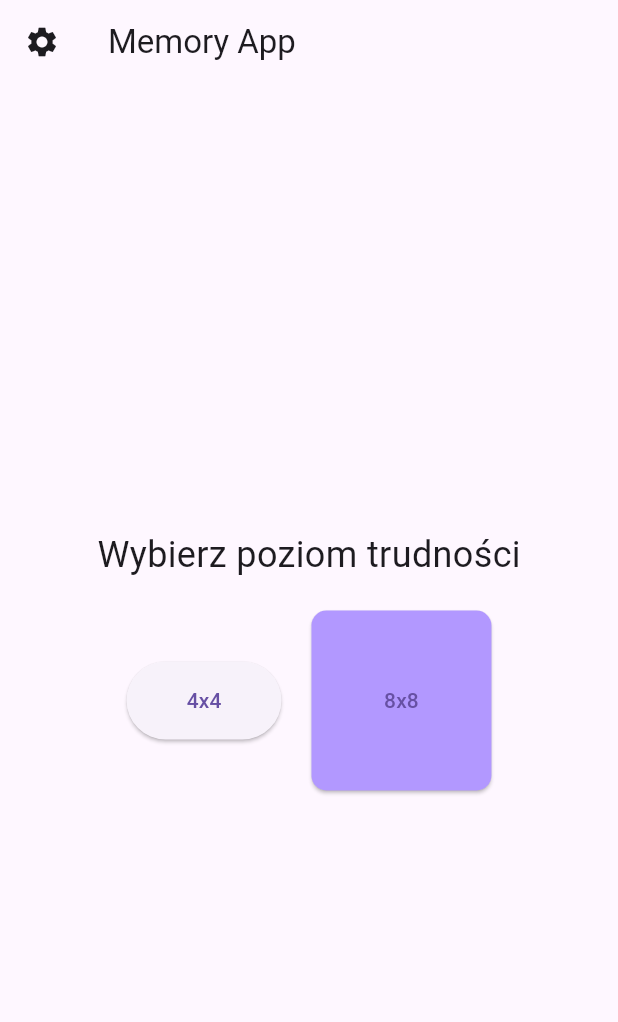
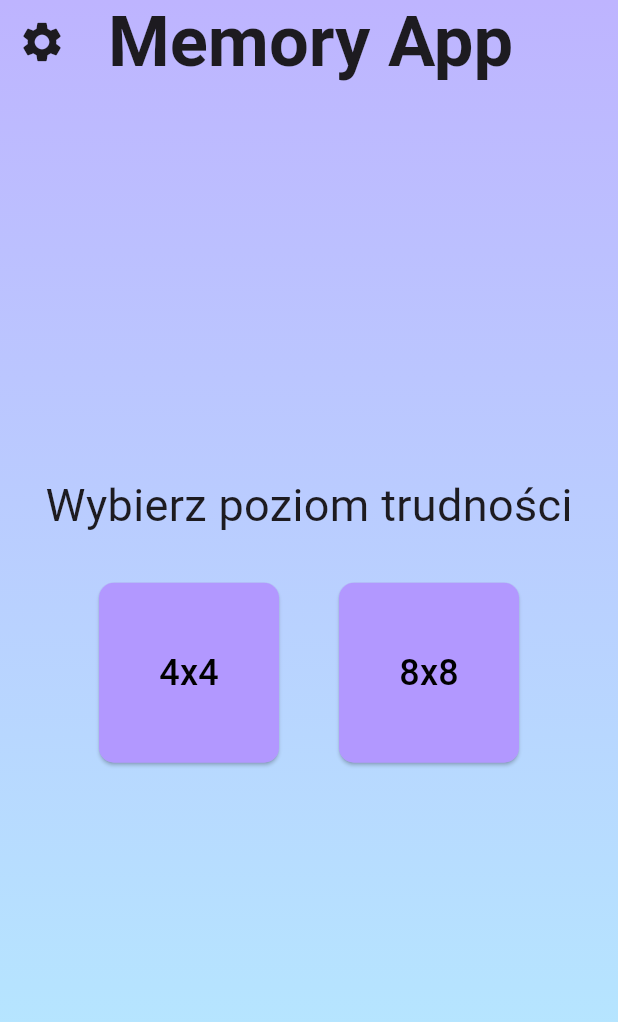
Before and after one commit to Chlopaki-na-5/MemoryApp, a Flutter app: the screen it shows after launch, on a phone screen of 412 x 824 dp. Shown: the top 1022 px of the screen. Run offline on Flutter 3.47's test engine with Material 3 defaults, Android fonts, the light colour scheme and no system bars.

Commit message:
Create Menu template

```diff
--- a/lib/main.dart
+++ b/lib/main.dart
@@ -64,17 +64,40 @@ class _MyHomePageState extends State<MyHomePage> {
     // fast, so that you can just rebuild anything that needs updating rather
     // than having to individually change instances of widgets.
     return  Scaffold(
+      extendBodyBehindAppBar: true,
       appBar: AppBar(
-        title: Text(widget.title),
+        title: Text(
+            widget.title,
+        style: const TextStyle(
+            fontSize: 47,
+            fontWeight: FontWeight.bold,
+          ),
+        ),
+        centerTitle: true,
+        elevation: 0, // shadow off
+        backgroundColor: Colors.transparent,
         leading: IconButton(
-          icon: const Icon(Icons.settings),
+          icon: const Icon(
+                Icons.settings,
+                size: 32,
+            ),
           onPressed: (){
-
+          // TODO options
           },
         ),
     ),
 
-      body: Center(
+      body: Container(
+        decoration: const BoxDecoration(
+          gradient: LinearGradient(
+            begin: Alignment.topCenter,
+            end: Alignment.bottomCenter,
+            colors: [
+              Color(0xffbeb4ff),
+              Color(0xffb4efff),
+            ],
+          ),
+        ),
         // Center is a layout widget. It takes a single child and positions it
         // in the middle of the parent.
         child: Column(
@@ -95,24 +118,44 @@ class _MyHomePageState extends State<MyHomePage> {
           children: <Widget>[
             const Text(
               'Wybierz poziom trudności',
-              style: TextStyle(fontSize:  24),
+              style: TextStyle(fontSize:  30,
+                // shadows: [
+                //   Shadow(
+                //     color: Colors.black,
+                //     offset: Offset(0.5,0.5),
+                //   ),
+                // ], Shadows if needed
+              ),
             ),
-            const SizedBox(height: 20),
+            const SizedBox(height: 30),
             Row(
               mainAxisAlignment: MainAxisAlignment.center,
               children: <Widget>[
                 ElevatedButton(
                   onPressed: (){
+                    // TODO if pressed switch to difficulty lvl
                     },
+                  style: ElevatedButton.styleFrom(
+                    backgroundColor: const Color(0xffb298ff),
+                    shape: RoundedRectangleBorder(
+                        borderRadius: BorderRadius.circular(10)
+                    ),
+                    minimumSize: const Size(120,120),
+                  ),
                   child: const Padding(
                     padding: EdgeInsets.all(16.0),
-                    child: Text('4x4'),
+                    child: Text('4x4',
+                    style: TextStyle(
+                      fontSize: 24,
+                      color: Colors.black
+                    ),
+                    ),
                     ),
                 ),
-                const SizedBox(width: 20),
+                const SizedBox(width: 40),
                 ElevatedButton(onPressed: ()
                     {
-                      //Add sth
+                      // TODO if pressed switch to difficulty lvl
                     },
                     style: ElevatedButton.styleFrom(
                       backgroundColor: const Color(0xffb298ff),
@@ -123,8 +166,14 @@ class _MyHomePageState extends State<MyHomePage> {
                     ),
                     child: const Padding(
                       padding: EdgeInsets.all(16.0),
-                      child: Text('8x8'),
-                    ))
+                      child: Text('8x8',
+                      style: TextStyle(
+                        fontSize: 24,
+                        color: Colors.black
+                      ),
+                    ),
+                    ),
+                ),
               ],
             ),
           ],
```
